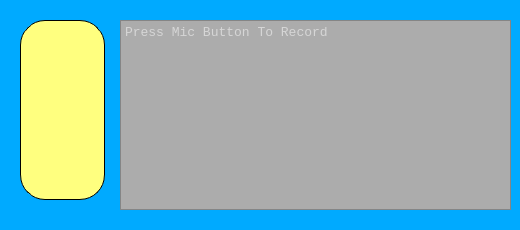
Qt form interface1.ui (MuaazAnwar/Voice-Controlled-Shell-) before a commit.
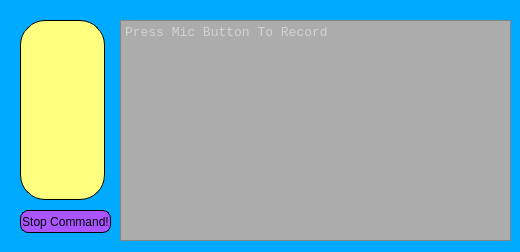
The same form after that commit. Icons and pictures are not drawn.

Commit message: Break button and fixnam func added

```diff
--- a/interface1.ui
+++ b/interface1.ui
@@ -7,7 +7,7 @@
     <x>0</x>
     <y>0</y>
     <width>520</width>
-    <height>230</height>
+    <height>252</height>
    </rect>
   </property>
   <property name="windowTitle">
@@ -59,7 +59,7 @@
      <x>120</x>
      <y>20</y>
      <width>391</width>
-     <height>190</height>
+     <height>221</height>
     </rect>
    </property>
    <property name="font">
@@ -81,7 +81,7 @@
     <string notr="true">background-color:rgb(172, 172, 172);
 
 font: 75 10pt &quot;Courier New&quot;;
-color: rgb(255, 255, 255);
+color: rgb(250, 250, 250);
 https://thesmithfam.org/blog/2009/09/10/qt-stylesheets-tutorial/;
 </string>
    </property>
@@ -89,6 +89,27 @@
     <string>Press Mic Button To Record</string>
    </property>
   </widget>
+  <widget class="QPushButton" name="pushButton">
+   <property name="geometry">
+    <rect>
+     <x>20</x>
+     <y>210</y>
+     <width>91</width>
+     <height>23</height>
+    </rect>
+   </property>
+   <property name="styleSheet">
+    <string notr="true">border-style: outset;
+border-width: 1px;
+border-radius: 8px;
+border-color: black;
+padding: 2px;
+background-color:rgb(170, 85, 255)</string>
+   </property>
+   <property name="text">
+    <string>Stop Command!</string>
+   </property>
+  </widget>
  </widget>
  <resources>
   <include location="png.qrc"/>
```
Left out of the diff: 3 changed lines with no effect on the pictures. The commit also changes 11 other files.
